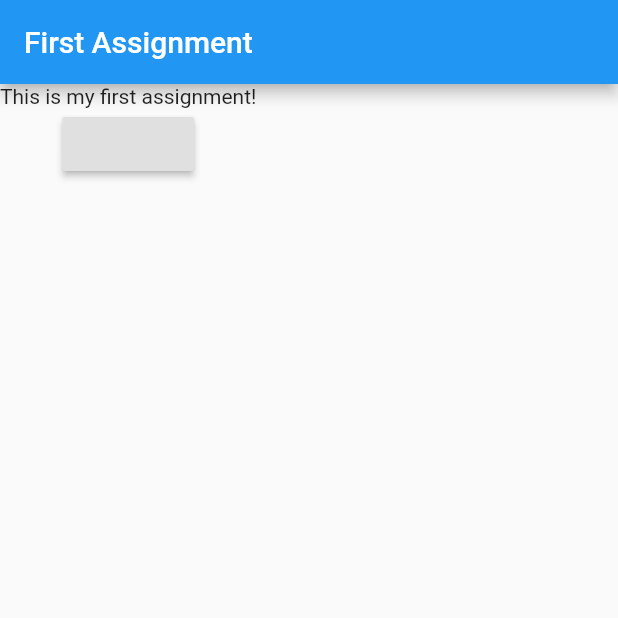
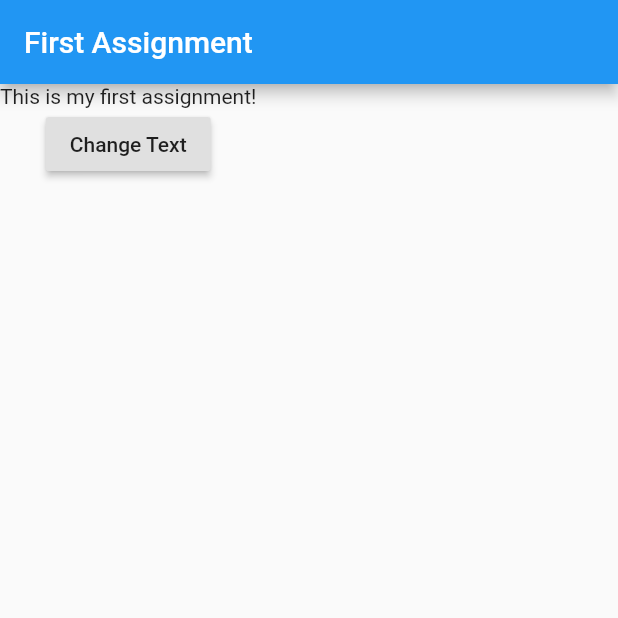
Before and after one commit to MatthieuNadeau96/Flutter_first_assignment, a Flutter app: the screen it shows after launch, on a phone screen of 412 x 824 dp, the top half of it. Run offline on Flutter 3.47's test engine with Material 2 defaults, Android fonts, the phone set to English and light mode, and no system bars.

Commit message:
Step 3 (redundant)

```diff
--- a/lib/main.dart
+++ b/lib/main.dart
@@ -1,34 +1,17 @@
+import 'package:first_assignment/text_control.dart';
 import 'package:flutter/material.dart';
 
 void main() => runApp(MyApp());
 
-class MyApp extends StatefulWidget {
+class MyApp extends StatelessWidget {
   @override
-  State<StatefulWidget> createState() {
-    return MyAppState();
-  }
-}
-
-class MyAppState extends State<MyApp> {
-  String _mainText = 'This is my first assignment!';
-  @override
-  var textList = ['hello', 'hi', 'hey'];
   Widget build(BuildContext context) {
     return MaterialApp(
       home: Scaffold(
         appBar: AppBar(
           title: Text('First Assignment'),
         ),
-        body: Column(
-          children: [
-            Text(_mainText),
-            RaisedButton(onPressed: () {
-              setState(() {
-                _mainText = 'This changed!';
-              });
-            }),
-          ],
-        ),
+        body: TextControl(),
       ),
     );
   }
--- a/lib/text_control.dart
+++ b/lib/text_control.dart
@@ -0,0 +1,28 @@
+import 'package:first_assignment/text_output.dart';
+import 'package:flutter/material.dart';
+
+class TextControl extends StatefulWidget {
+  @override
+  _TextControlState createState() => _TextControlState();
+}
+
+class _TextControlState extends State<TextControl> {
+  String _mainText = 'This is my first assignment!';
+
+  @override
+  Widget build(BuildContext context) {
+    return Column(
+      children: [
+        TextOutput(_mainText),
+        RaisedButton(
+          onPressed: () {
+            setState(() {
+              _mainText = 'This changed!';
+            });
+          },
+          child: Text('Change Text'),
+        ),
+      ],
+    );
+  }
+}
--- a/lib/text_output.dart
+++ b/lib/text_output.dart
@@ -0,0 +1,11 @@
+import 'package:flutter/material.dart';
+
+class TextOutput extends StatelessWidget {
+  final String mainText;
+
+  TextOutput(this.mainText);
+  @override
+  Widget build(BuildContext context) {
+    return Text(mainText);
+  }
+}
```
